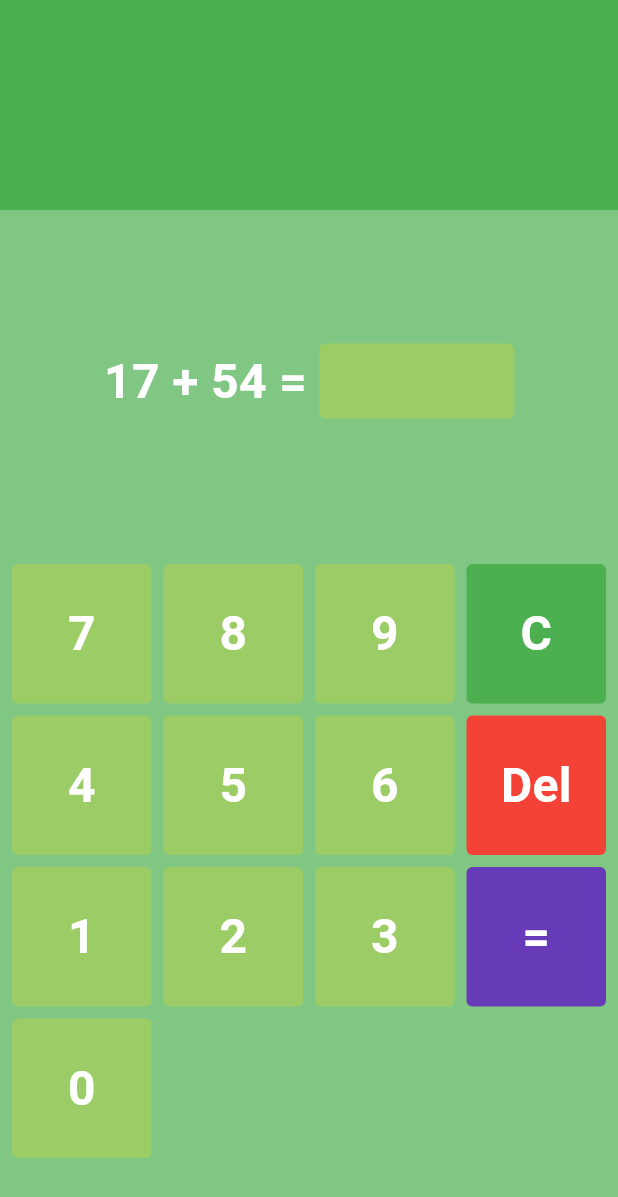
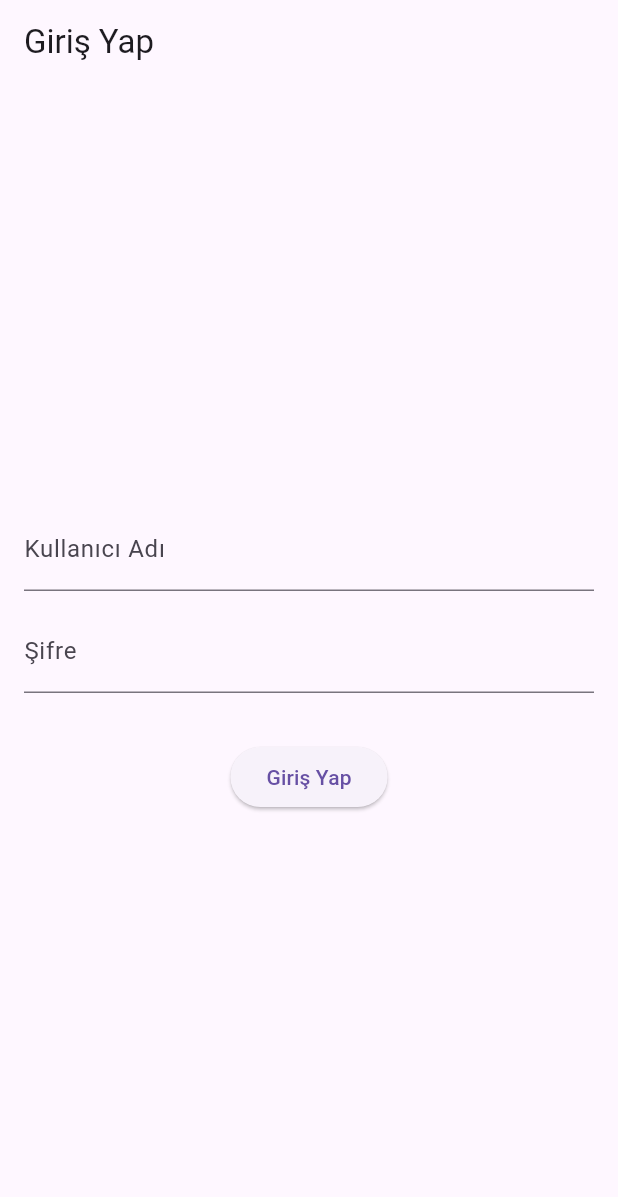
Before and after one commit to berfink0rkmaz/math_game_for_kids, a Flutter app: the screen it shows after launch, on a phone screen of 412 x 824 dp. Shown: the top 1197 px of the screen. Run offline on Flutter 3.47's test engine with Material 3 defaults, Android fonts, the phone set to English and light mode, and no system bars.

Commit message:
second commit

```diff
--- /dev/null
+++ b/lib/login_page.dart
@@ -0,0 +1,65 @@
+import 'package:flutter/material.dart';
+import 'home_page.dart';
+
+class LoginPage extends StatefulWidget {
+  const LoginPage({super.key});
+
+  @override
+  State<LoginPage> createState() => _LoginPageState();
+}
+
+class _LoginPageState extends State<LoginPage> {
+  final TextEditingController _usernameController = TextEditingController();
+  final TextEditingController _passwordController = TextEditingController();
+
+  String errorMessage = '';
+
+  void _handleLogin() {
+    final username = _usernameController.text.trim();
+    final password = _passwordController.text;
+
+    if (username == 'admin' && password == '1234') {
+      Navigator.pushReplacement(
+        context,
+        MaterialPageRoute(builder: (context) => const HomePage()),
+      );
+    } else {
+      setState(() {
+        errorMessage = 'Hatalı kullanıcı adı veya şifre.';
+      });
+    }
+  }
+
+  @override
+  Widget build(BuildContext context) {
+    return Scaffold(
+      appBar: AppBar(title: const Text("Giriş Yap")),
+      body: Padding(
+        padding: const EdgeInsets.all(16.0),
+        child: Column(
+          mainAxisAlignment: MainAxisAlignment.center,
+          children: [
+            TextField(
+              controller: _usernameController,
+              decoration: const InputDecoration(labelText: 'Kullanıcı Adı'),
+            ),
+            const SizedBox(height: 12),
+            TextField(
+              controller: _passwordController,
+              obscureText: true,
+              decoration: const InputDecoration(labelText: 'Şifre'),
+            ),
+            const SizedBox(height: 16),
+            if (errorMessage.isNotEmpty)
+              Text(errorMessage, style: const TextStyle(color: Colors.red)),
+            const SizedBox(height: 16),
+            ElevatedButton(
+              onPressed: _handleLogin,
+              child: const Text("Giriş Yap"),
+            ),
+          ],
+        ),
+      ),
+    );
+  }
+}
--- a/lib/main.dart
+++ b/lib/main.dart
@@ -1,6 +1,8 @@
 import 'package:flutter/material.dart';
+import 'login_page.dart';
 import 'home_page.dart';
 import 'home_page_multipication.dart';
+
 void main() {
   runApp(const MyApp());
 }
@@ -10,9 +12,16 @@ class MyApp extends StatelessWidget {
 
   @override
   Widget build(BuildContext context) {
-    return const MaterialApp(
+    return MaterialApp(
       debugShowCheckedModeBanner: false,
-      home: HomePage(),
+      title: 'Math Game for Kids',
+      theme: ThemeData(primarySwatch: Colors.green),
+      initialRoute: '/login',
+      routes: {
+        '/login': (context) => const LoginPage(),
+        '/home': (context) => const HomePage(),
+        '/multiplication': (context) => const HomePageMul(),
+      },
     );
   }
 }
--- a/pubspec.yaml
+++ b/pubspec.yaml
@@ -34,6 +34,7 @@ dependencies:
   # The following adds the Cupertino Icons font to your application.
   # Use with the CupertinoIcons class for iOS style icons.
   cupertino_icons: ^1.0.8
+  http: ^1.3.0
 
 dev_dependencies:
   flutter_test:
```
Also changed, not shown: lib/custom_drawer.dart (added, +80 -0 lines), lib/home_page.dart (+72 -108 lines), pubspec.lock.
